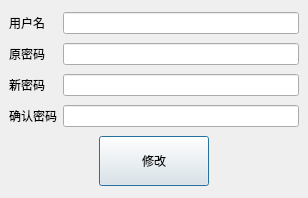
Above: digitalIntegration/ChangePwdDialog.ui from jiaqingguo/DI before the change. Below: the same form after it.
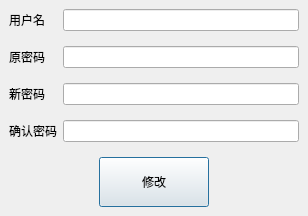
That is the form after the change.

```diff
--- a/digitalIntegration/ChangePwdDialog.ui
+++ b/digitalIntegration/ChangePwdDialog.ui
@@ -7,7 +7,7 @@
     <x>0</x>
     <y>0</y>
     <width>308</width>
-    <height>198</height>
+    <height>214</height>
    </rect>
   </property>
   <property name="windowTitle">
@@ -36,6 +36,12 @@
        <property name="leftMargin">
         <number>9</number>
        </property>
+       <property name="bottomMargin">
+        <number>9</number>
+       </property>
+       <property name="verticalSpacing">
+        <number>15</number>
+       </property>
        <item row="2" column="1" colspan="3">
         <widget class="QLineEdit" name="lineEditNewPwd">
          <property name="minimumSize">
```
